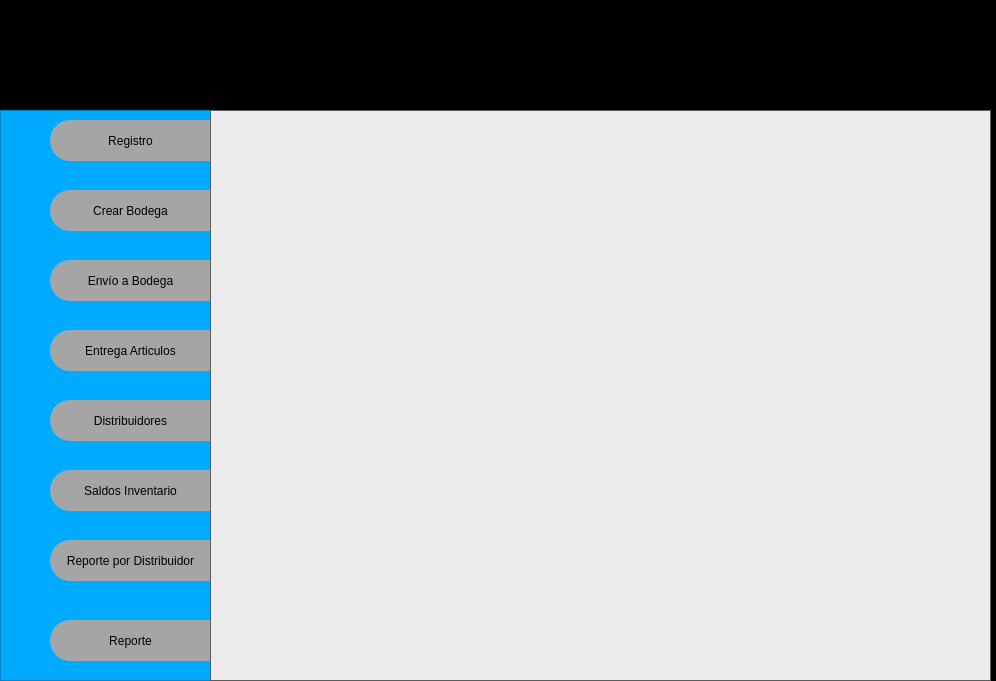
First picture: the form in Interfaz/proyecto_program-2.ui, repository jbrenes1984/proj-yectoFinalGrupo4, before the edit.
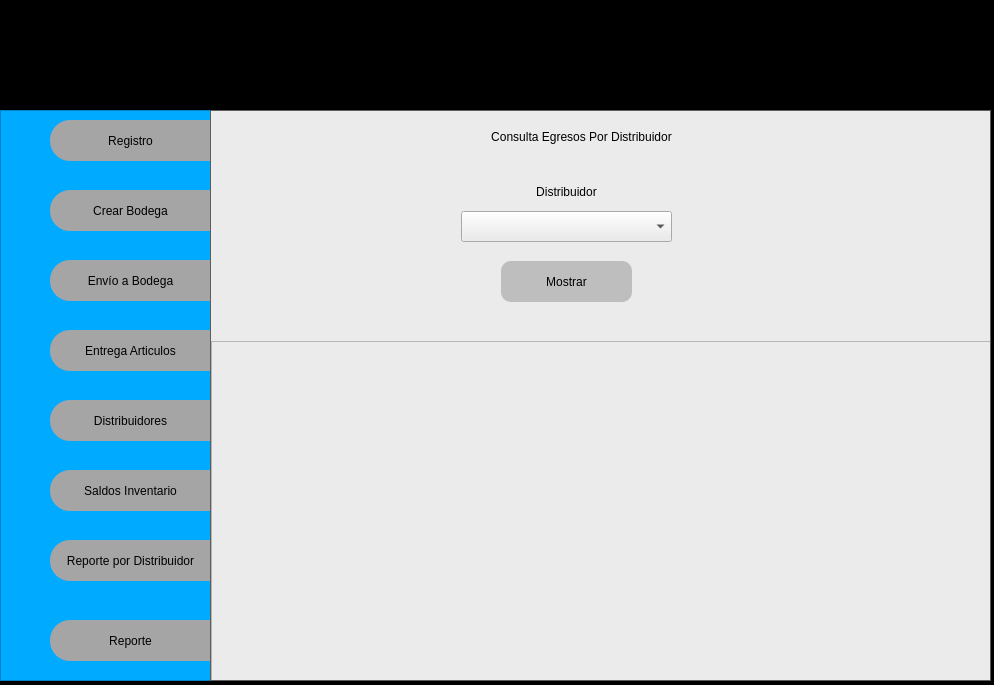
Second picture: the form after the edit. The open tabs and pages were chosen to show the change.

```diff
--- a/Interfaz/proyecto_program-2.ui
+++ b/Interfaz/proyecto_program-2.ui
@@ -6,8 +6,8 @@
    <rect>
     <x>0</x>
     <y>0</y>
-    <width>996</width>
-    <height>681</height>
+    <width>994</width>
+    <height>685</height>
    </rect>
   </property>
   <property name="windowTitle">
@@ -1711,7 +1711,99 @@
             </property>
            </widget>
           </widget>
-          <widget class="QWidget" name="page_reporte_distribuidor"/>
+          <widget class="QWidget" name="page_reporte_distribuidor">
+           <widget class="QLabel" name="label_26">
+            <property name="geometry">
+             <rect>
+              <x>0</x>
+              <y>0</y>
+              <width>741</width>
+              <height>51</height>
+             </rect>
+            </property>
+            <property name="styleSheet">
+             <string notr="true">font: 75 18pt &quot;MS Shell Dlg 2&quot;;</string>
+            </property>
+            <property name="text">
+             <string>Consulta Egresos Por Distribuidor</string>
+            </property>
+            <property name="alignment">
+             <set>Qt::AlignCenter</set>
+            </property>
+           </widget>
+           <widget class="QLabel" name="label_31">
+            <property name="geometry">
+             <rect>
+              <x>290</x>
+              <y>70</y>
+              <width>131</width>
+              <height>21</height>
+             </rect>
+            </property>
+            <property name="styleSheet">
+             <string notr="true">font: 75 12pt &quot;MS Shell Dlg 2&quot;;</string>
+            </property>
+            <property name="text">
+             <string>Distribuidor</string>
+            </property>
+            <property name="alignment">
+             <set>Qt::AlignCenter</set>
+            </property>
+           </widget>
+           <widget class="QComboBox" name="comboBox_egresos_distribuidor">
+            <property name="geometry">
+             <rect>
+              <x>250</x>
+              <y>100</y>
+              <width>211</width>
+              <height>31</height>
+             </rect>
+            </property>
+            <item>
+             <property name="text">
+              <string/>
+             </property>
+            </item>
+           </widget>
+           <widget class="QListView" name="lista_consulta_egresos_distrib">
+            <property name="geometry">
+             <rect>
+              <x>0</x>
+              <y>230</y>
+              <width>781</width>
+              <height>341</height>
+             </rect>
+            </property>
+           </widget>
+           <widget class="QPushButton" name="btn_mostrar_egresos_distrib">
+            <property name="geometry">
+             <rect>
+              <x>290</x>
+              <y>150</y>
+              <width>131</width>
+              <height>41</height>
+             </rect>
+            </property>
+            <property name="styleSheet">
+             <string notr="true">QPushButton{
+	
+	border-radius:10px;
+	background-color: rgb(190, 190, 190);
+	font: 75 10pt &quot;MS Shell Dlg 2&quot;;
+
+}
+
+QPushButton:hover {      
+	color: rgb(0, 170, 255);
+	background-color: rgb(0, 0, 0);
+    font: 75 10pt &quot;MS Shell Dlg 2&quot;;    
+}</string>
+            </property>
+            <property name="text">
+             <string>Mostrar</string>
+            </property>
+           </widget>
+          </widget>
           <widget class="QWidget" name="page_reporte_txt"/>
          </widget>
         </item>
```
Left out of the diff: 2 changed lines with no effect on the pictures.
